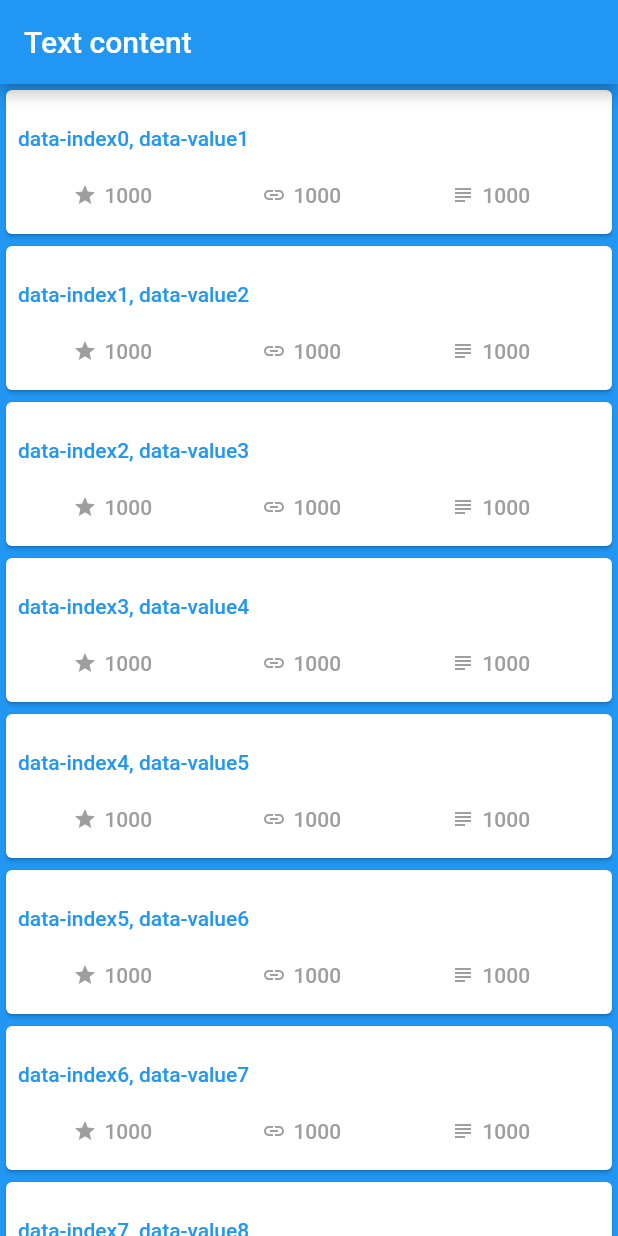
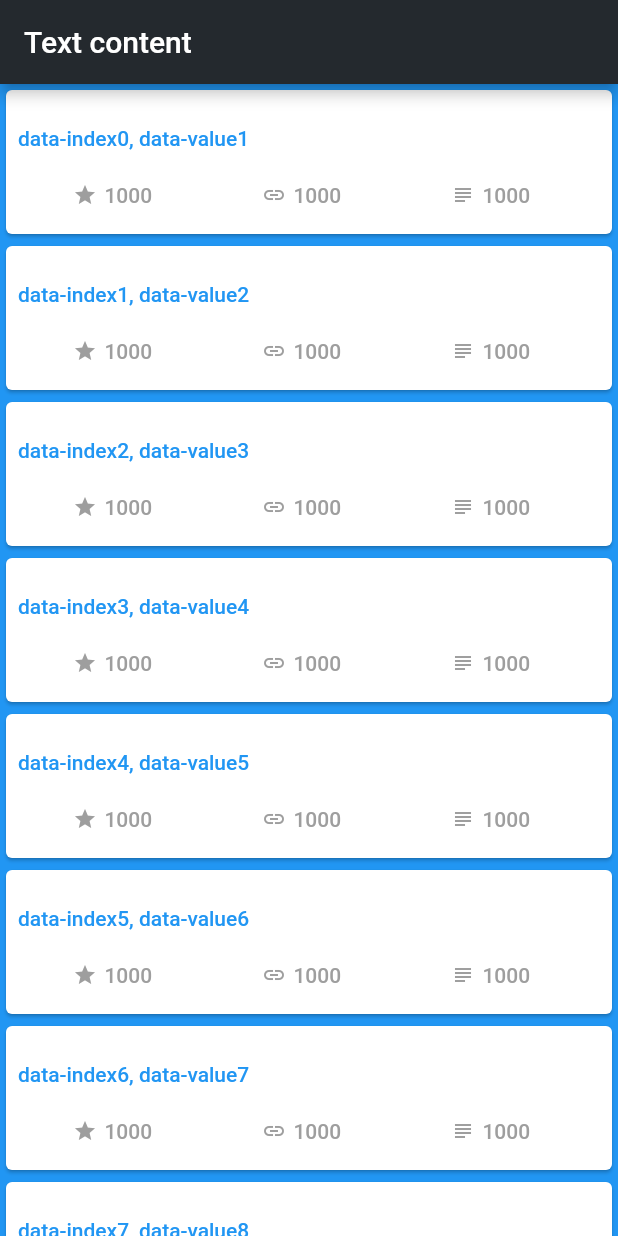
Before and after one commit to 18334581089/Flutter-Notebook, a Flutter app: the DemoPage screen opened directly, on a phone screen of 412 x 824 dp. Run offline on Flutter 3.47's test engine with Material 2 defaults, Android fonts, the phone set to English and light mode, and no system bars; our stand-ins replace dio, flutter_redux, flutter_spinkit, redux, sqflite; missing offline and left inert: dart:html; accounts and stored records are empty; generated files the repository leaves out were written again.

Commit message:
OverView： BUG： Description：

```diff
--- /dev/null
+++ b/lib/redux/_themeData.dart
@@ -0,0 +1,48 @@
+import 'package:flutter/material.dart';
+import 'package:redux/redux.dart';
+
+// 默认主题色
+const MaterialColor primarySwatch = MaterialColor(
+  0xFF24292E,
+  const <int, Color>{
+    50: const Color(0xFF24292E),
+    100: const Color(0xFF24292E),
+    200: const Color(0xFF24292E),
+    300: const Color(0xFF24292E),
+    400: const Color(0xFF24292E),
+    500: const Color(0xFF24292E),
+    600: const Color(0xFF24292E),
+    700: const Color(0xFF24292E),
+    800: const Color(0xFF24292E),
+    900: const Color(0xFF24292E),
+  },
+);
+
+// class MyThemeData extends ThemeData {
+//   MaterialColor? primarySwatch;
+//   MyThemeData();
+
+//   // 命名构造函数
+//   MyThemeData.test() {
+//     this.primarySwatch = primarySwatch;
+//   }
+// }
+
+final ThemeDataReducer = combineReducers<ThemeData?>([
+  TypedReducer<ThemeData, UpdateThemeDataAction>(_updateLoaded),
+]);
+
+ThemeData _updateLoaded(ThemeData? _data, action) {
+  if (action.themeData == null) {
+    return ThemeData(
+      primarySwatch: primarySwatch,
+    );
+  } else {
+    return action.themeData;
+  }
+}
+
+class UpdateThemeDataAction {
+  final ThemeData? themeData;
+  UpdateThemeDataAction(this.themeData);
+}
--- a/lib/redux/state.dart
+++ b/lib/redux/state.dart
@@ -1,16 +1,22 @@
+import 'package:flutter/material.dart';
 import 'package:githubappflutter/models/User.dart';
 import './_user.dart';
+import './_themeData.dart';
 
 class AppState {
   User? userInfo;
+  ThemeData themeData;
 
   AppState({
     this.userInfo,
+    required this.themeData,
   });
 }
 
+// ignore: non_constant_identifier_names
 AppState AppReducer(AppState state, action) {
   return AppState(
     userInfo: UserReducer(state.userInfo, action),
+    themeData: ThemeDataReducer(state.themeData, action) as ThemeData,
   );
 }
```
Also changed, not shown: lib/main.dart (+47 -4 lines), 1 other file.
